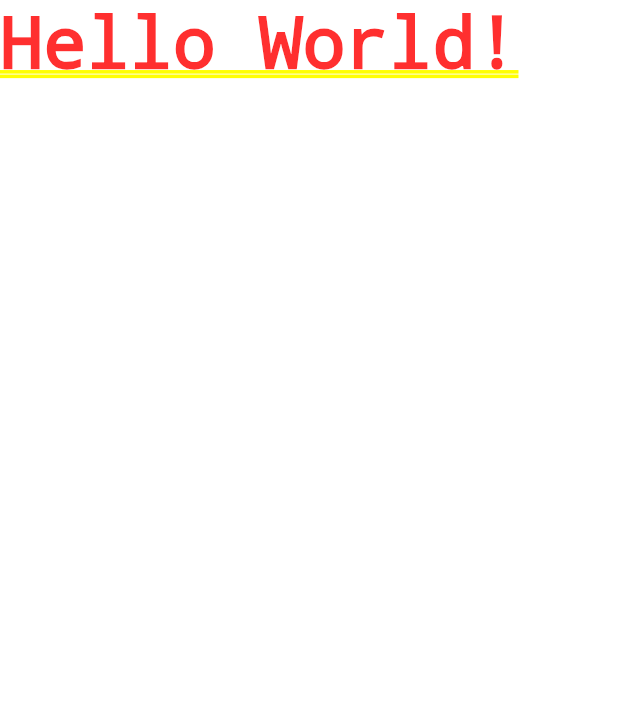
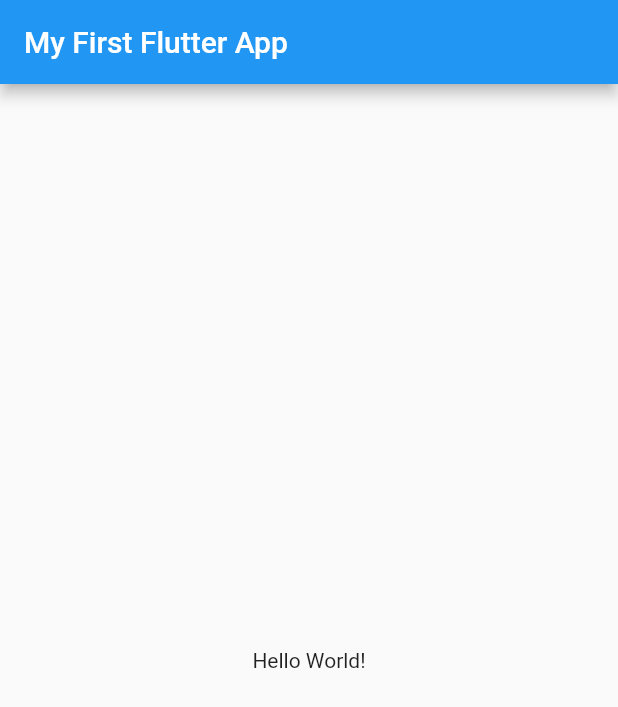
Before and after one commit to AngelCruzL/learning-flutter, a Flutter app: the screen it shows after launch, on a phone screen of 412 x 824 dp. Shown: the top 707 px of the screen. Run offline on Flutter 3.47's test engine with Material 2 defaults, Android fonts, the phone set to English and light mode, and no system bars.

Commit message:
Add home_page.dart

```diff
--- a/lib/main.dart
+++ b/lib/main.dart
@@ -1,12 +1,13 @@
 import 'package:flutter/material.dart';
+import 'package:my_first_flutter_app/pages/home_page.dart';
 
 void main() => runApp(MyApp());
 
-class MyApp extends StatelessWidget{
+class MyApp extends StatelessWidget {
   @override
-  Widget build(BuildContext context){
+  Widget build(BuildContext context) {
     return MaterialApp(
-      home: Text('Hello World!'),
+      home: HomePage(),
     );
   }
 }
--- /dev/null
+++ b/lib/pages/home_page.dart
@@ -0,0 +1,15 @@
+import 'package:flutter/material.dart';
+
+class HomePage extends StatelessWidget {
+  @override
+  Widget build(BuildContext context) {
+    return Scaffold(
+      appBar: AppBar(
+        title: const Text("My First Flutter App"),
+      ),
+      body: const Center(
+        child: Text("Hello World!"),
+      ),
+    );
+  }
+}
```
